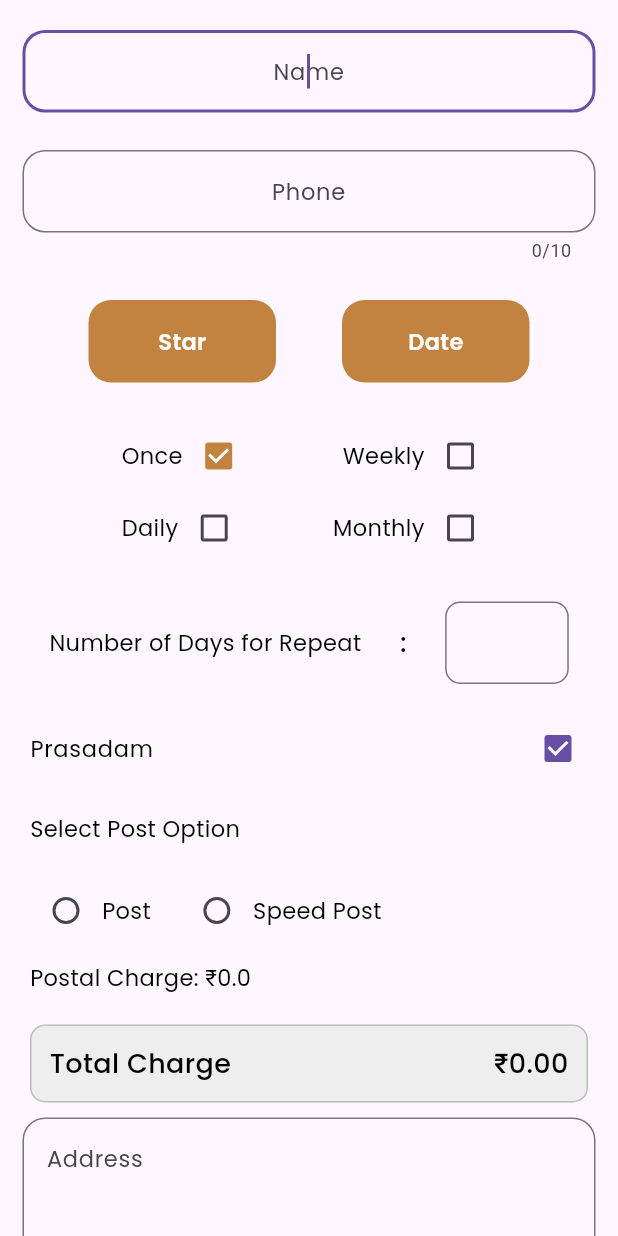
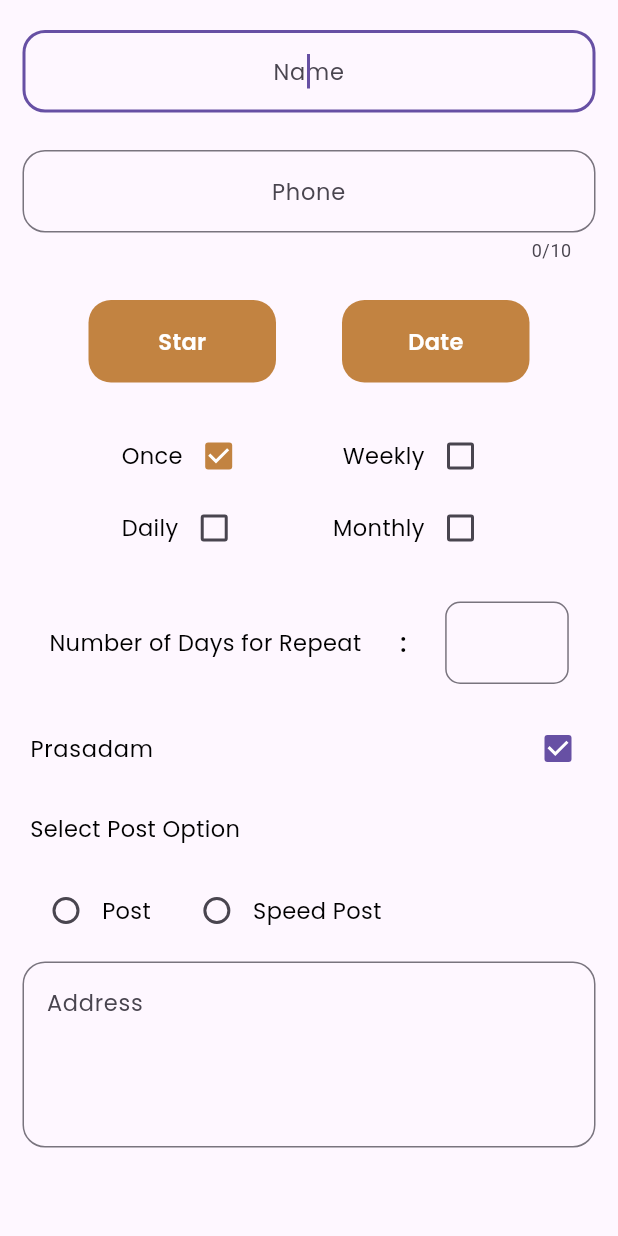
Before and after one commit to Astrin-work/kshethra-pine-labs, a Flutter app: the AdvancedBookingConfirmForm widget shown alone on an empty page, opened directly with empty values, after a tap on "Prasadam", on a phone screen of 412 x 824 dp. Run offline on Flutter 3.47's test engine with Material 3 defaults, Android fonts, the phone set to English and light mode, and no system bars; our stand-ins replace easy_localization, flutter_secure_storage, hive, image_picker, lottie, permission_handler and 1 more; missing offline and left inert: translator; accounts and stored records are empty.

Commit message:
updated price issues

```diff
--- a/lib/view/widgets/advanced_booking_page_widget/advance_booking_confirm_form.dart
+++ b/lib/view/widgets/advanced_booking_page_widget/advance_booking_confirm_form.dart
@@ -274,8 +274,9 @@ class _AdvancedBookingConfirmFormState
                               SingleChildScrollView(
                                 scrollDirection: Axis.horizontal,
                                 child: Row(
-                                  children:
-                                      postalRates.keys.map((option) {
+                                  children: postalRates.keys.map((option) {
+                                    final isSelected = _postalOption == option;
+                                    final chargeAmount = postalRates[option]!;
                                     return Row(
                                       children: [
                                         Radio<String>(
@@ -284,11 +285,8 @@ class _AdvancedBookingConfirmFormState
                                           onChanged: (value) {
                                             setState(() {
                                               _postalOption = value!;
-                                                  _postalAmount =
-                                                      postalRates[value]!;
-                                                  print(
-                                                    "Postal amount: $_postalAmount",
-                                                  );
+                                              _postalAmount = postalRates[value]!;
+                                              print("Postal amount: $_postalAmount");
                                             });
                                           },
                                           activeColor: kPrimaryColor,
@@ -297,43 +295,25 @@ class _AdvancedBookingConfirmFormState
                                           option,
                                           style: styles.blackRegular15,
                                         ),
+                                        if (isSelected)
+                                          Container(
+                                            margin: EdgeInsets.only(left: 8),
+                                            padding:
+                                            EdgeInsets.symmetric(horizontal: 12, vertical: 6),
+                                            decoration: BoxDecoration(
+                                              color: Colors.grey[200],
+                                              borderRadius: BorderRadius.circular(6),
+                                              border: Border.all(color: Colors.grey.shade400),
+                                            ),
+                                            child: Text(
+                                              "₹${_totalCharge.toStringAsFixed(2)}",
+                                              style: styles.blackRegular13,
+                                            ),
+                                          ),
                                         SizedBox(width: 20),
                                       ],
                                     );
                                   }).toList(),
-                                ),
-                              ),
-                              10.kH,
-
-                              Text(
-                                "Postal Charge: ₹$_postalAmount",
-                                style: styles.blackRegular15,
-                              ),
-                              10.kH,
-                              Container(
-                                width: double.infinity,
-                                padding: EdgeInsets.all(12),
-                                margin: EdgeInsets.only(top: 10),
-                                decoration: BoxDecoration(
-                                  color: Colors.grey[200],
-                                  borderRadius: BorderRadius.circular(10),
-                                  border: Border.all(
-                                    color: Colors.grey.shade400,
-                                  ),
-                                ),
-                                child: Row(
-                                  mainAxisAlignment:
-                                      MainAxisAlignment.spaceBetween,
-                                  children: [
-                                    Text(
-                                      "Total Charge".tr(),
-                                      style: styles.blackSemi18,
-                                    ),
-                                    Text(
-                                      "₹${_totalCharge.toStringAsFixed(2)}",
-                                      style: styles.blackSemi18,
-                                    ),
-                                  ],
                                 ),
                               ),
                               10.kH,
--- a/lib/view_model/booking_viewmodel.dart
+++ b/lib/view_model/booking_viewmodel.dart
@@ -261,6 +261,7 @@ class BookingViewmodel extends ChangeNotifier {
 
     int baseAmount = unitPrice * quantity;
 
+
     _totalVazhipaduAmt = (baseAmount * repCount) + _advBookingSavedAmt;
 
     print("----------------------Total Calculation-------------------");
@@ -270,7 +271,6 @@ class BookingViewmodel extends ChangeNotifier {
     print("Repeat Count: $repCount");
     print("Base Amount (Unit x Quantity): ₹$baseAmount");
     print("Total Vazhipadu Amount: ₹$_totalVazhipaduAmt");
-
     notifyListeners();
   }
 
```
Lines whose indentation alone changed are shown as unchanged.
